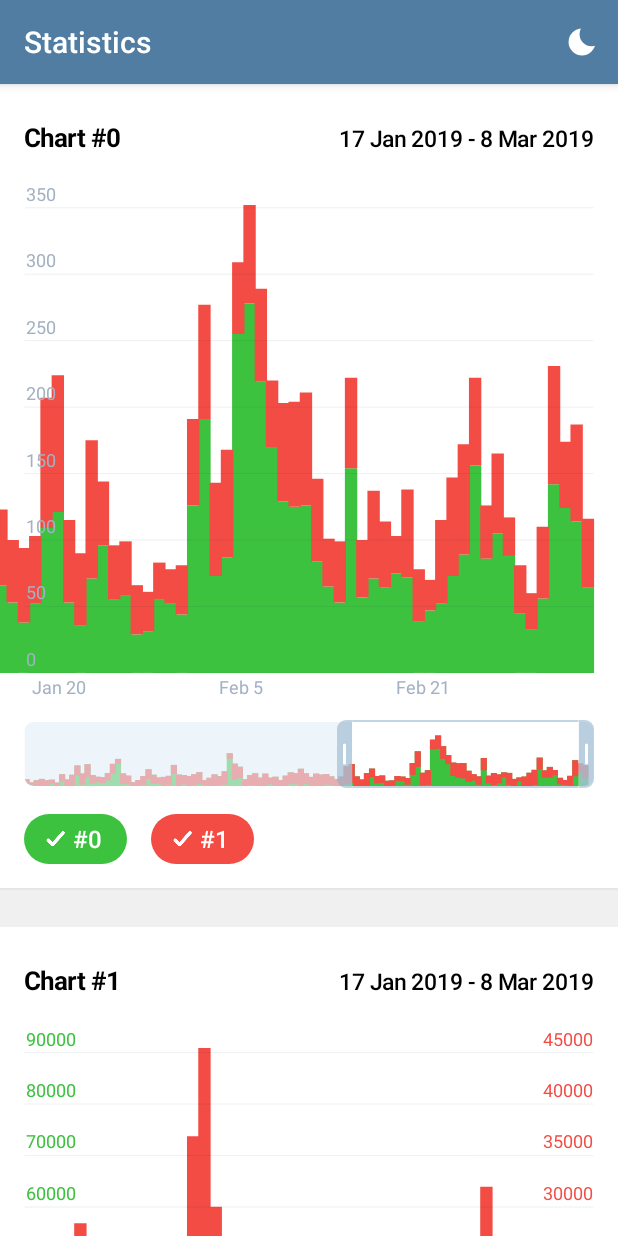
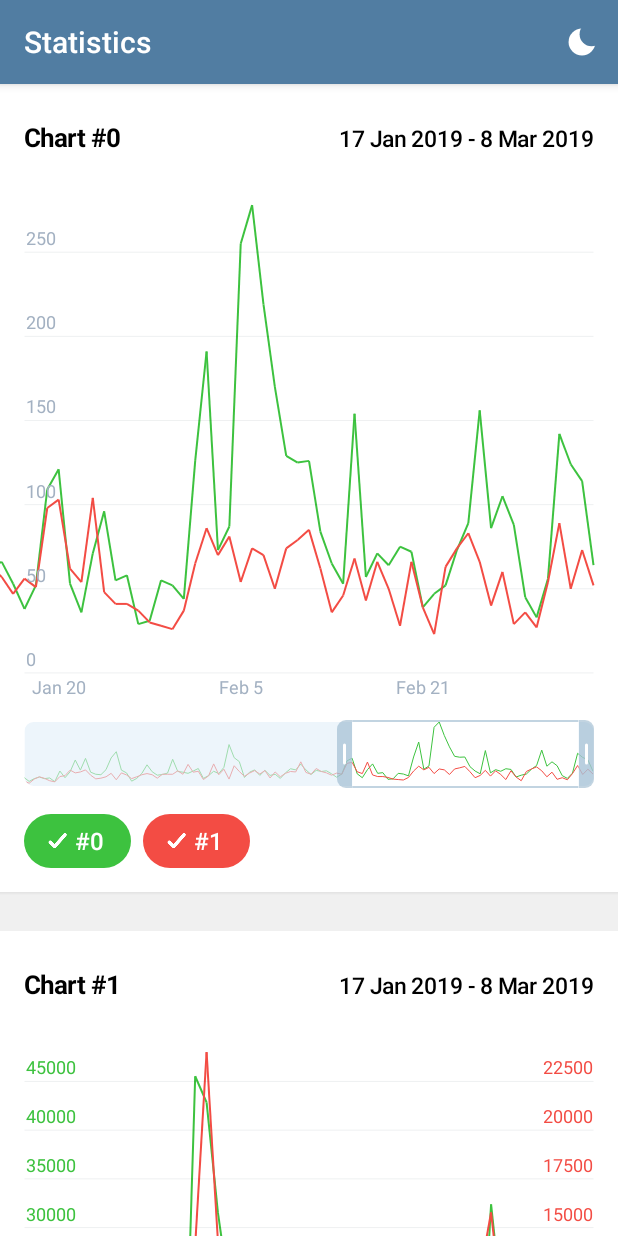
Before and after one commit to where-is-s/telegram-chart-contest, an Android app: the screen it shows after launch (MainActivity), on a phone screen of 412 x 824 dp. Run offline under Robolectric (Android 15) with nearby library versions, the phone set to English and light mode, and no system bars.

Commit message:
Improved legend UI

```diff
--- a/app/src/main/java/contest/view/ChartLegendView.java
+++ b/app/src/main/java/contest/view/ChartLegendView.java
@@ -65,6 +65,14 @@ public class ChartLegendView extends LinearLayout {
 
     private void init() {
         setOrientation(VERTICAL);
+        setPadding(0, 0, 0, 0);
+    }
+
+    @Override
+    public void setPadding(int left, int top, int right, int bottom) {
+        int dp8 = GeneralUtils.dp2px(getContext(), 8);
+        int dp16 = GeneralUtils.dp2px(getContext(), 16);
+        super.setPadding(left + dp8, top + dp8, right + dp16, bottom);
     }
 
     public void setChartDataSource(ChartDataSource chartDataSource) {
@@ -88,8 +96,8 @@ public class ChartLegendView extends LinearLayout {
             checkBox.setTag(c);
             checkBox.setListener(checkedChangeListener);
             checkBox.setTextSize(GeneralUtils.sp2px(getContext(), 16));
-            int dp16 = GeneralUtils.dp2px(getContext(), 16);
-            checkBox.setPadding(dp16, dp16, 0, 0);
+            int dp8 = GeneralUtils.dp2px(getContext(), 8);
+            checkBox.setPadding(dp8, dp8, 0, 0);
             checkBox.setBackgroundColor(columnDataSource.getColor());
             checkBoxes.add(checkBox);
         }
--- a/app/src/main/java/contest/view/ChartView.java
+++ b/app/src/main/java/contest/view/ChartView.java
@@ -216,6 +216,12 @@ public class ChartView extends View implements RangeListener {
 
             // draw lines
             for (int lineIdx = 0; lineIdx < visibleLineColumnSources.size(); ++lineIdx) {
+                if (visibleLineColumnSources.get(lineIdx) == animatingColumn) {
+                    chartPaints[lineIdx].setAlpha((int) (animatingColumnOpacity * 255));
+                } else {
+                    chartPaints[lineIdx].setAlpha(255);
+                }
+
                 canvas.drawLines(chartLines[lineIdx], 0, chartLinesLength, chartPaints[lineIdx]);
             }
 
@@ -320,7 +326,6 @@ public class ChartView extends View implements RangeListener {
                             (Color.blue(color) + Color.blue(backgroundColor)) / 2
                     ));
                 }
-                chartPaints[lineIdx].setAlpha(animatingColumn == visibleLineColumnSources.get(lineIdx) ? (int) (animatingColumnOpacity * 255) : 255);
                 canvas.drawLines(chartLines[lineIdx], 0, chartLinesLength, chartPaints[lineIdx]);
                 if (selectedRow > -1) {
                     chartPaints[lineIdx].setColor(color);
@@ -330,7 +335,6 @@ public class ChartView extends View implements RangeListener {
                 int selectedStartIdx = 4 * (selectedRow - getLefterBound());
                 if (selectedStartIdx >= 0 && selectedStartIdx < chartLinesLength) {
                     for (int lineIdx = 0; lineIdx < visibleLineColumnSources.size(); ++lineIdx) {
-                        chartPaints[lineIdx].setAlpha(animatingColumn == visibleLineColumnSources.get(lineIdx) ? (int) (animatingColumnOpacity * 255) : 255);
                         canvas.drawLines(chartLines[lineIdx], selectedStartIdx, 4, chartPaints[lineIdx]);
                     }
                 }
@@ -952,7 +956,7 @@ public class ChartView extends View implements RangeListener {
         hintValuePaint.setTextAlign(Paint.Align.RIGHT);
         hintCopyPaint = new Paint(Paint.ANTI_ALIAS_FLAG);
 
-        setType(ColumnType.BAR_STACK);
+        setType(ColumnType.LINE);
         setChartLineWidth(GeneralUtils.dp2px(getContext(), 2));
         setVertGridLineInterval(GeneralUtils.dp2px(getContext(), 40));
         setHorzGridValueInterval(GeneralUtils.dp2px(getContext(), 20));
--- a/app/src/main/java/contest/view/LegendCheckBox.java
+++ b/app/src/main/java/contest/view/LegendCheckBox.java
@@ -68,7 +68,7 @@ public class LegendCheckBox extends View {
         textPaint.setTypeface(GeneralUtils.getMediumTypeface());
         backgroundPaint.setStyle(Paint.Style.FILL);
         backgroundPaint.setStrokeWidth(GeneralUtils.dp2px(getContext(), 2));
-        setEdgeRadius(GeneralUtils.dp2px(getContext(), 17));
+        setEdgeRadius(GeneralUtils.dp2px(getContext(), 18));
         setTextSize(GeneralUtils.sp2px(getContext(), 16));
         setClickable(true);
         setOnClickListener(new OnClickListener() {
```
